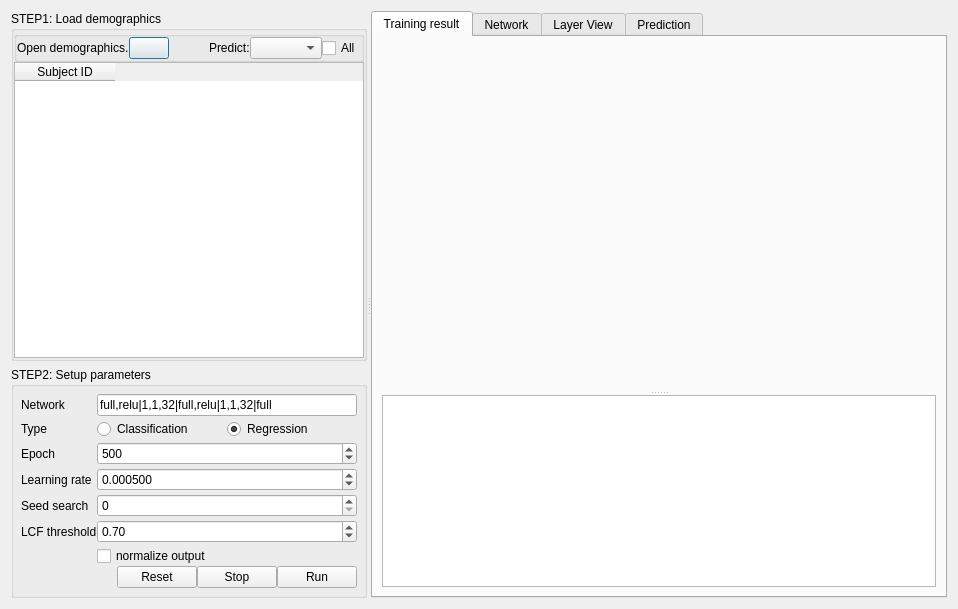
Before: the Qt Designer form connectometry/nn_connectometry.ui in frankyeh/DSI-Studio, drawn with Qt 5.
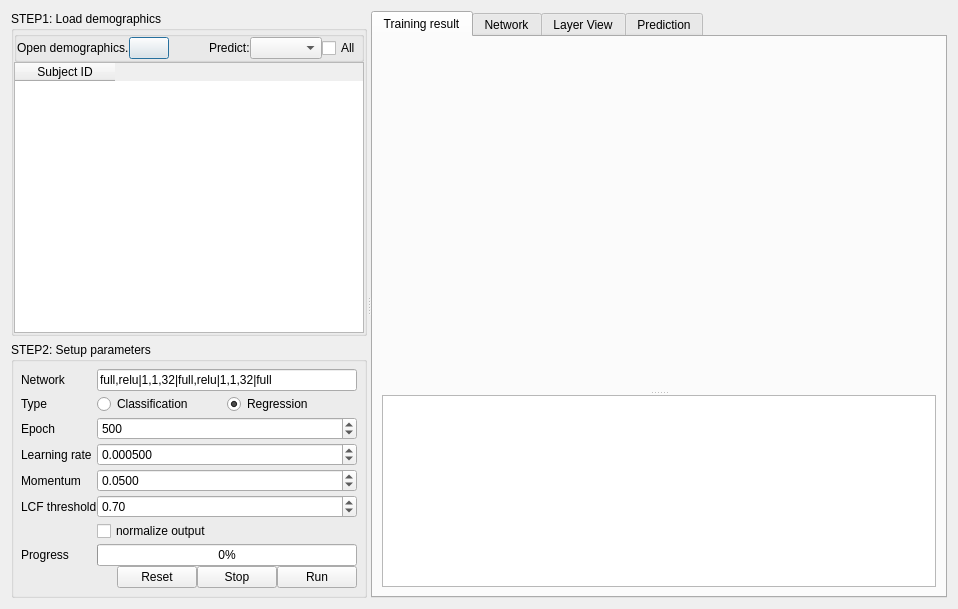
After: the same form once the commit is applied. Icons and pictures are not drawn.

Diff of the .ui file:
```diff
--- a/connectometry/nn_connectometry.ui
+++ b/connectometry/nn_connectometry.ui
@@ -373,17 +373,7 @@
             <item row="4" column="0">
              <widget class="QLabel" name="label_3">
               <property name="text">
-               <string>Seed search</string>
-              </property>
-             </widget>
-            </item>
-            <item row="4" column="1">
-             <widget class="QSpinBox" name="seed_search">
-              <property name="maximum">
-               <number>128</number>
-              </property>
-              <property name="value">
-               <number>0</number>
+               <string>Momentum</string>
               </property>
              </widget>
             </item>
@@ -414,6 +404,36 @@
               </property>
              </widget>
             </item>
+            <item row="7" column="1">
+             <widget class="QProgressBar" name="progressBar">
+              <property name="value">
+               <number>0</number>
+              </property>
+             </widget>
+            </item>
+            <item row="7" column="0">
+             <widget class="QLabel" name="label_6">
+              <property name="text">
+               <string>Progress</string>
+              </property>
+             </widget>
+            </item>
+            <item row="4" column="1">
+             <widget class="QDoubleSpinBox" name="momentum">
+              <property name="decimals">
+               <number>4</number>
+              </property>
+              <property name="maximum">
+               <double>1.000000000000000</double>
+              </property>
+              <property name="singleStep">
+               <double>0.050000000000000</double>
+              </property>
+              <property name="value">
+               <double>0.050000000000000</double>
+              </property>
+             </widget>
+            </item>
            </layout>
           </item>
           <item>
```
